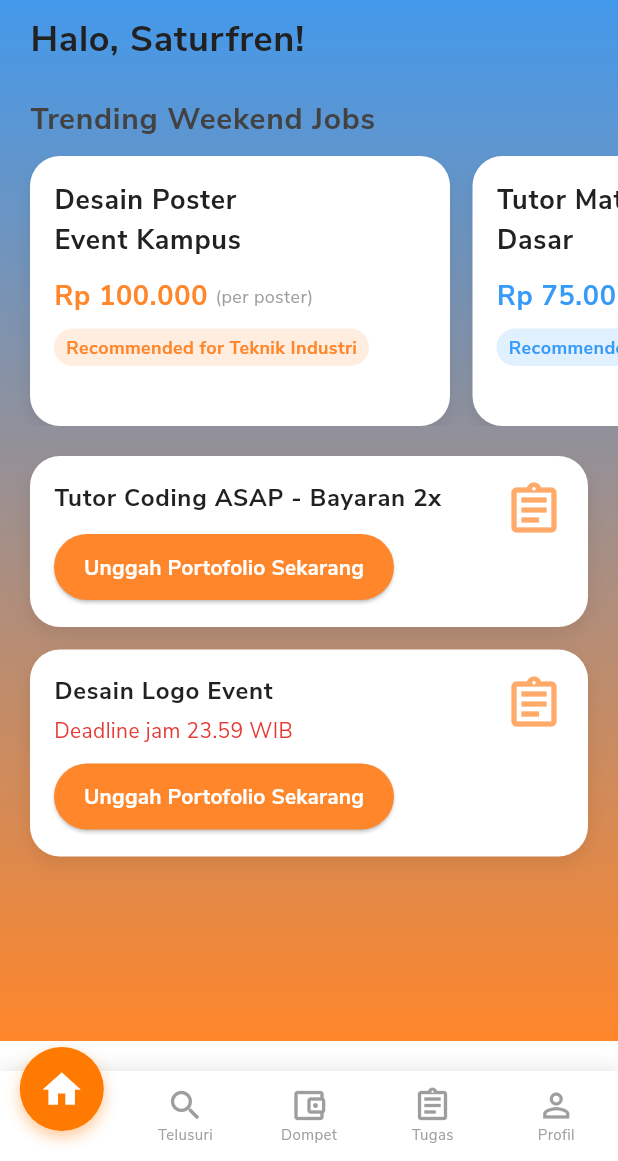
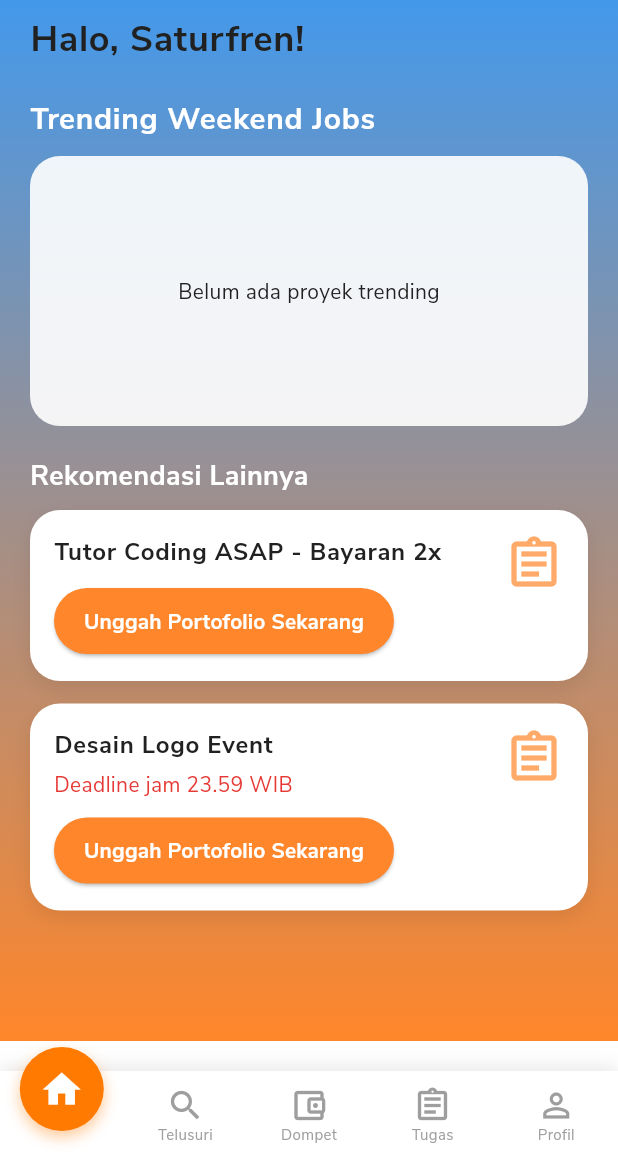
Before and after one commit to FathanBagas07/Satursun-Freelance-Mobile, a Flutter app: the HomeScreenFreelancer screen opened by its route, on a phone screen of 412 x 824 dp, the part 75-1236 px from its top. Run offline on Flutter 3.47's test engine with Material 3 defaults, Android fonts, the phone set to English and light mode, and no system bars; our stand-ins replace cloud_firestore, firebase_auth, firebase_core, go_router, google_sign_in; accounts and stored records are empty.

Commit message:
eat: Update HomeScreenFreelancer with trending jobs from Firestore

```diff
--- a/lib/modules/freelancer/screens/home_screen_freelancer.dart
+++ b/lib/modules/freelancer/screens/home_screen_freelancer.dart
@@ -1,8 +1,23 @@
+import 'package:cloud_firestore/cloud_firestore.dart';
 import 'package:flutter/material.dart';
+import 'package:go_router/go_router.dart';
+import 'package:intl/intl.dart';
 import '../../../core/widgets/custom_bottom_nav_bar.dart';
 
 class HomeScreenFreelancer extends StatelessWidget {
   const HomeScreenFreelancer({super.key});
+
+  // Helper untuk format rupiah
+  String _formatRupiah(dynamic amount) {
+    if (amount == null) return 'Rp 0';
+    double val = 0;
+    if (amount is int) val = amount.toDouble();
+    if (amount is double) val = amount;
+    if (amount is String) val = double.tryParse(amount) ?? 0;
+
+    final formatter = NumberFormat.currency(locale: 'id_ID', symbol: 'Rp ', decimalDigits: 0);
+    return formatter.format(val);
+  }
 
   @override
   Widget build(BuildContext context) {
@@ -10,7 +25,7 @@ class HomeScreenFreelancer extends StatelessWidget {
       // Navigasi Bar tetap di bawah
       bottomNavigationBar: const CustomBottomNavBar(currentIndex: 0),
 
-      // Menggunakan Stack seperti di HomeScreenKlien
+      // Menggunakan Stack seperti di HomeScreenKlien (Sesuai Request Anda)
       body: Stack(
         children: [
           Container(
@@ -72,17 +87,23 @@ class HomeScreenFreelancer extends StatelessWidget {
                       style: Theme.of(context).textTheme.bodyLarge!.copyWith(
                         fontSize: 20,
                         fontWeight: FontWeight.bold,
-                        color: Colors.grey[800], // Atau sesuaikan dengan onSurface
+                        // Mengubah warna jadi putih agar terlihat di background gradient
+                        // Atau gunakan onSurface jika background di area ini tertutup container putih
+                        color: Colors.white,
                       ),
                     ),
                   ),
 
-                  // --- List Horizontal ---
+                  // --- List Horizontal (DATA DARI FIREBASE) ---
                   const SizedBox(height: 10),
                   _buildTrendingJobsSection(context),
 
-                  // --- List Vertical (Job Cards) ---
+                  // --- List Vertical (Job Cards Static - Sesuai Desain Awal) ---
                   const SizedBox(height: 20),
+                  Padding(
+                     padding: const EdgeInsets.only(left: 20.0, bottom: 10),
+                     child: Text("Rekomendasi Lainnya", style: TextStyle(color: Colors.white, fontSize: 18, fontWeight: FontWeight.bold)),
+                  ),
                   _buildJobCard(
                     context,
                     title: 'Tutor Coding ASAP - Bayaran 2x',
@@ -104,38 +125,71 @@ class HomeScreenFreelancer extends StatelessWidget {
     );
   }
 
+  // --- BAGIAN INI YANG DIUBAH LOGIKANYA ---
   Widget _buildTrendingJobsSection(BuildContext context) {
     return SizedBox(
       height: 180,
-      child: ListView(
+      child: StreamBuilder<QuerySnapshot>(
+        // Mengambil data jobs dari Firebase
+        stream: FirebaseFirestore.instance
+            .collection('jobs')
+            .where('status', isEqualTo: 'Open')
+            .snapshots(),
+        builder: (context, snapshot) {
+          // Loading State
+          if (snapshot.connectionState == ConnectionState.waiting) {
+            return const Center(child: CircularProgressIndicator(color: Colors.white));
+          }
+
+          // Empty State
+          if (!snapshot.hasData || snapshot.data!.docs.isEmpty) {
+            return Container(
+              margin: const EdgeInsets.symmetric(horizontal: 20),
+              decoration: BoxDecoration(
+                color: Colors.white.withOpacity(0.9),
+                borderRadius: BorderRadius.circular(20),
+              ),
+              child: const Center(child: Text("Belum ada proyek trending")),
+            );
+          }
+
+          var docs = snapshot.data!.docs;
+
+          return ListView.builder(
             scrollDirection: Axis.horizontal,
             padding: const EdgeInsets.symmetric(horizontal: 20),
-        children: [
-          _buildTrendingJobCard(
+            itemCount: docs.length,
+            itemBuilder: (context, index) {
+              var data = docs[index].data() as Map<String, dynamic>;
+              data['id'] = docs[index].id; // Simpan ID
+
+              // Variasi warna kartu
+              Color cardColor = index % 2 == 0
+                  ? Theme.of(context).colorScheme.secondary
+                  : Theme.of(context).colorScheme.primary;
+
+              return Padding(
+                padding: const EdgeInsets.only(right: 15), // Jarak antar kartu
+                child: _buildTrendingJobCard(
                   context,
-            jobTitle: 'Desain Poster\nEvent Kampus',
-            salary: 'Rp 100.000',
-            note: '(per poster)',
-            recommendation: 'Recommended for Teknik Industri',
-            // Variasi warna kartu agar menarik
-            color: Theme.of(context).colorScheme.secondary,
+                  data: data, // Pass data untuk navigasi
+                  jobTitle: data['title'] ?? 'Tanpa Judul',
+                  salary: _formatRupiah(data['budget']),
+                  note: '', // Bisa diisi jika ada field note
+                  recommendation: data['category'] ?? 'Umum',
+                  color: cardColor,
                 ),
-          const SizedBox(width: 15),
-          _buildTrendingJobCard(
-            context,
-            jobTitle: 'Tutor Mate\nDasar',
-            salary: 'Rp 75.000',
-            note: '',
-            recommendation: 'Recommended for Education',
-            color: Theme.of(context).colorScheme.primary,
-          ),
-        ],
+              );
+            },
+          );
+        },
       ),
     );
   }
 
   Widget _buildTrendingJobCard(
     BuildContext context, {
+    required Map<String, dynamic> data, // Tambahan parameter data
     required String jobTitle,
     required String salary,
     required String note,
@@ -144,7 +198,10 @@ class HomeScreenFreelancer extends StatelessWidget {
   }) {
     final textTheme = Theme.of(context).textTheme;
 
-    return Container(
+    return GestureDetector(
+      // Navigasi ke detail saat kartu diklik
+      onTap: () => context.push('/freelancer/job-detail', extra: data),
+      child: Container(
         width: 280,
         padding: const EdgeInsets.all(16),
         decoration: BoxDecoration(
@@ -162,17 +219,19 @@ class HomeScreenFreelancer extends StatelessWidget {
           crossAxisAlignment: CrossAxisAlignment.start,
           children: [
             Text(jobTitle,
+                maxLines: 2,
+                overflow: TextOverflow.ellipsis,
                 style: textTheme.bodyLarge!.copyWith(fontSize: 18, fontWeight: FontWeight.bold)),
             const SizedBox(height: 10),
             Row(
               children: [
                 Text(salary,
-                  style: textTheme.bodyLarge!.copyWith(fontSize: 18, fontWeight: FontWeight.bold, color: color)),
+                    style: textTheme.bodyLarge!.copyWith(fontSize: 16, fontWeight: FontWeight.bold, color: color)),
                 const SizedBox(width: 5),
                 Text(note, style: textTheme.bodyMedium!.copyWith(fontSize: 12, color: Colors.grey)),
               ],
             ),
-          const SizedBox(height: 8),
+            const SizedBox(height: 15),
             Container(
               padding: const EdgeInsets.symmetric(horizontal: 8, vertical: 4),
               decoration: BoxDecoration(
@@ -185,6 +244,7 @@ class HomeScreenFreelancer extends StatelessWidget {
                   style: textTheme.bodyMedium!.copyWith(fontSize: 12, color: color, fontWeight: FontWeight.bold)),
             ),
           ],
+        ),
       ),
     );
   }
--- a/pubspec.yaml
+++ b/pubspec.yaml
@@ -23,6 +23,7 @@ dependencies:
   google_sign_in: ^6.2.1
   go_router: ^17.0.1
   http: ^1.6.0
+  intl: ^0.19.0
 
 dev_dependencies:
   flutter_test:
```
Also changed, not shown: pubspec.lock. Lines whose indentation alone changed are shown as unchanged.
